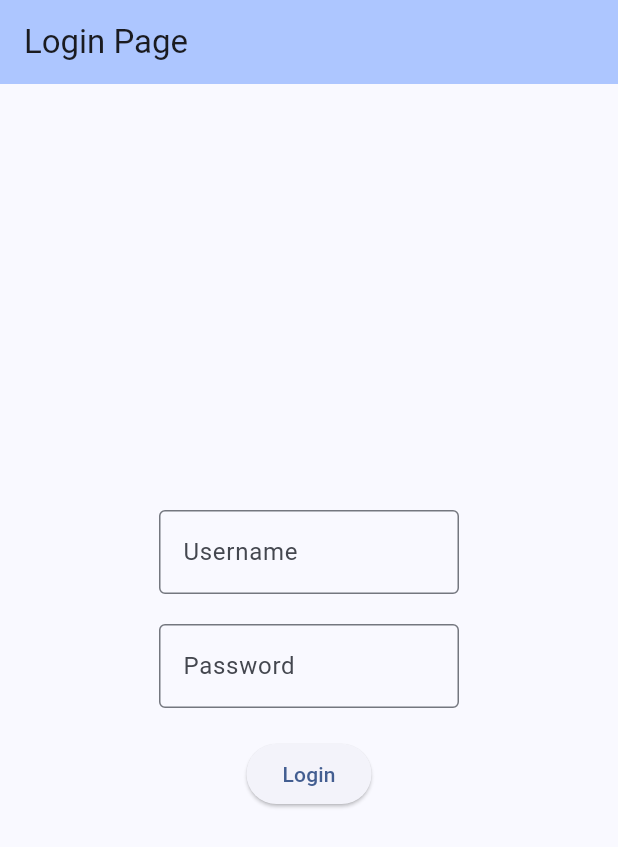
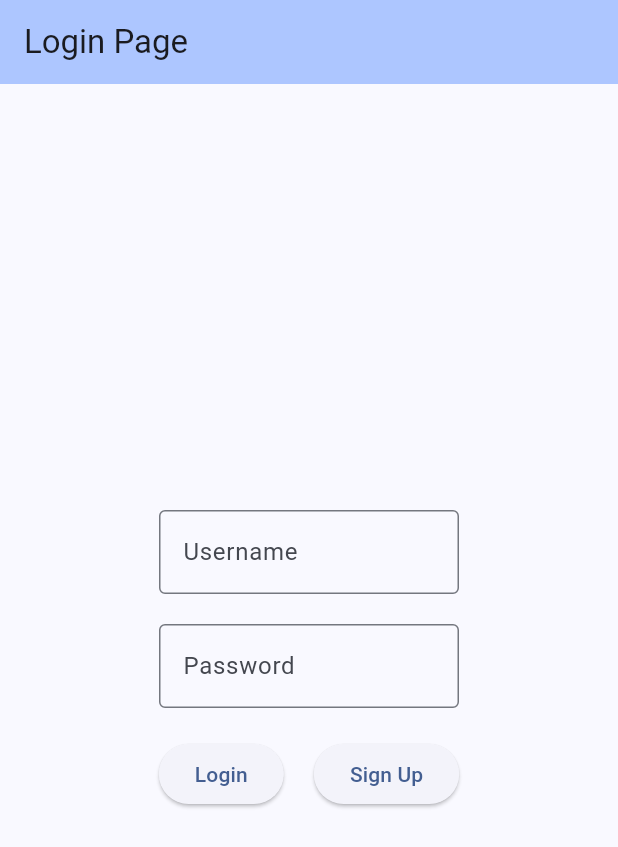
Before and after one commit to jsburky/flutter_test, a Flutter app: the screen it shows after launch, on a phone screen of 412 x 824 dp. Shown: the top 847 px of the screen. Run offline on Flutter 3.47's test engine with Material 3 defaults, Android fonts, the phone set to English and light mode, and no system bars; our stand-ins replace firebase_auth, firebase_core; accounts and stored records are empty.

Commit message:
Basic Login Working

```diff
--- a/lib/main.dart
+++ b/lib/main.dart
@@ -22,7 +22,7 @@ class MyApp extends StatelessWidget {
       theme: ThemeData(
         colorScheme: .fromSeed(seedColor: const Color.fromARGB(255, 58, 104, 183)),
       ),
-      home: const login(title: 'Login Page'),
+      home: const login(),
     );
   }
 }
--- a/lib/pages/home.dart
+++ b/lib/pages/home.dart
@@ -1,5 +1,6 @@
 import 'package:flutter/material.dart';
 import 'login.dart';
+import 'package:basic_flutter_test/functions/AuthService.dart';
 
 class home extends StatefulWidget {
   const home({super.key, required this.title});
@@ -66,7 +67,7 @@ class _homeState extends State<home> {
 
             ElevatedButton(
               onPressed: () {
-                Navigator.push(context, MaterialPageRoute(builder: (context) => const login(title: 'Login Page')));
+                AuthService().signout(context: context);
               },
               child: const Text('Sign Out'),
             ),
--- a/lib/pages/login.dart
+++ b/lib/pages/login.dart
@@ -1,8 +1,10 @@
+import 'package:basic_flutter_test/functions/AuthService.dart';
 import 'package:flutter/material.dart';
 import 'home.dart';
 
+
 class login extends StatefulWidget {
-  const login({super.key, required this.title});
+  const login({super.key});
 
   // This widget is the home page of your application. It is stateful, meaning
   // that it has a State object (defined below) that contains fields that affect
@@ -13,7 +15,7 @@ class login extends StatefulWidget {
   // used by the build method of the State. Fields in a Widget subclass are
   // always marked "final".
 
-  final String title;
+
 
   @override
   State<login> createState() => _loginState();
@@ -28,7 +30,7 @@ class _loginState extends State<login> {
     return Scaffold(
       appBar: AppBar(
         backgroundColor: Theme.of(context).colorScheme.inversePrimary,
-        title: Text(widget.title),
+        title: Text("Login Page"),
       ),
       body: Center(
         child: Column(
@@ -58,12 +60,24 @@ class _loginState extends State<login> {
                   ),
                 ),
 
-            ElevatedButton(
-              onPressed: () {
-                String username = _usernameController.text;
-                Navigator.push(context, MaterialPageRoute(builder: (context) => home(title: 'Hello $username')));
-              },
-              child: const Text('Login'),
+            Row(
+              spacing: 20,
+              mainAxisAlignment: MainAxisAlignment.center,
+              children: [
+                ElevatedButton(
+                  onPressed: () {
+                    AuthService().signin(email: _usernameController.text, password: _passwordController.text, context: context);
+                  },
+                  child: const Text('Login'),
+                ),
+
+                ElevatedButton(
+                  onPressed: () async {
+                    AuthService().signup(email: _usernameController.text, password: _passwordController.text, context: context);
+                  },
+                  child: const Text('Sign Up'),
+                ),
+              ]
             ),
           ],
         ),
```
Also changed, not shown: lib/functions/AuthService.dart (added, +35 -0 lines).
